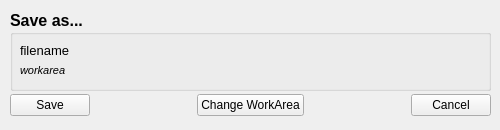
Above: resources/SaveAsResolution.ui from RichardTheStork/wtd-multi-saveas before the change. Below: the same form after it.
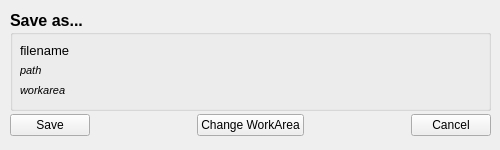
That is the form after the change.

Diff of the .ui file:
```diff
--- a/resources/SaveAsResolution.ui
+++ b/resources/SaveAsResolution.ui
@@ -7,19 +7,19 @@
     <x>0</x>
     <y>0</y>
     <width>500</width>
-    <height>130</height>
+    <height>150</height>
    </rect>
   </property>
   <property name="minimumSize">
    <size>
     <width>500</width>
-    <height>130</height>
+    <height>150</height>
    </size>
   </property>
   <property name="maximumSize">
    <size>
     <width>500</width>
-    <height>130</height>
+    <height>150</height>
    </size>
   </property>
   <property name="windowTitle">
@@ -29,7 +29,7 @@
    <property name="geometry">
     <rect>
      <x>10</x>
-     <y>90</y>
+     <y>110</y>
      <width>481</width>
      <height>31</height>
     </rect>
@@ -96,7 +96,7 @@
      <x>10</x>
      <y>10</y>
      <width>481</width>
-     <height>81</height>
+     <height>101</height>
     </rect>
    </property>
    <property name="sizePolicy">
@@ -143,6 +143,30 @@
      <rect>
       <x>10</x>
       <y>50</y>
+      <width>461</width>
+      <height>21</height>
+     </rect>
+    </property>
+    <property name="font">
+     <font>
+      <pointsize>8</pointsize>
+      <weight>50</weight>
+      <italic>true</italic>
+      <bold>false</bold>
+     </font>
+    </property>
+    <property name="toolTip">
+     <string>&lt;html&gt;&lt;head/&gt;&lt;body&gt;&lt;p&gt;This is your current workarea. &lt;span style=&quot; color:#ff0000;&quot;&gt;Change it if it is not correct!&lt;/span&gt;&lt;/p&gt;&lt;/body&gt;&lt;/html&gt;</string>
+    </property>
+    <property name="text">
+     <string>path</string>
+    </property>
+   </widget>
+   <widget class="QLabel" name="label_workArea_2">
+    <property name="geometry">
+     <rect>
+      <x>10</x>
+      <y>70</y>
       <width>461</width>
       <height>21</height>
      </rect>
```
Left out of the diff: 2 changed lines with no effect on the pictures.
